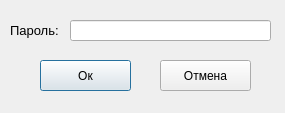
tanyaflos76/project_1, file dialog_form_5.ui: the form before one commit.
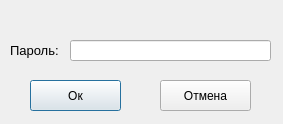
The form after the commit.

Commit message: add dialog form 5

Diff of the .ui file:
```diff
--- a/dialog_form_5.ui
+++ b/dialog_form_5.ui
@@ -6,8 +6,8 @@
    <rect>
     <x>0</x>
     <y>0</y>
-    <width>285</width>
-    <height>113</height>
+    <width>283</width>
+    <height>124</height>
    </rect>
   </property>
   <property name="windowTitle">
@@ -17,7 +17,7 @@
    <property name="geometry">
     <rect>
      <x>70</x>
-     <y>20</y>
+     <y>40</y>
      <width>201</width>
      <height>21</height>
     </rect>
@@ -27,7 +27,7 @@
    <property name="geometry">
     <rect>
      <x>10</x>
-     <y>20</y>
+     <y>40</y>
      <width>71</width>
      <height>21</height>
     </rect>
@@ -44,8 +44,8 @@
   <widget class="QPushButton" name="ok_button">
    <property name="geometry">
     <rect>
-     <x>40</x>
-     <y>60</y>
+     <x>30</x>
+     <y>80</y>
      <width>91</width>
      <height>31</height>
     </rect>
@@ -58,7 +58,7 @@
    <property name="geometry">
     <rect>
      <x>160</x>
-     <y>60</y>
+     <y>80</y>
      <width>91</width>
      <height>31</height>
     </rect>
@@ -67,6 +67,19 @@
     <string>Отмена</string>
    </property>
   </widget>
+  <widget class="QLabel" name="label_2">
+   <property name="geometry">
+    <rect>
+     <x>30</x>
+     <y>0</y>
+     <width>221</width>
+     <height>31</height>
+    </rect>
+   </property>
+   <property name="text">
+    <string/>
+   </property>
+  </widget>
  </widget>
  <resources/>
  <connections/>
```
The commit also changes 1 other file.
